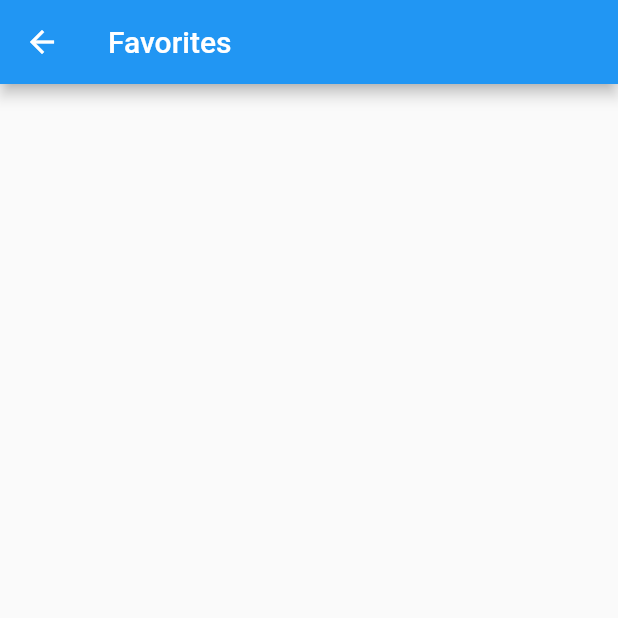
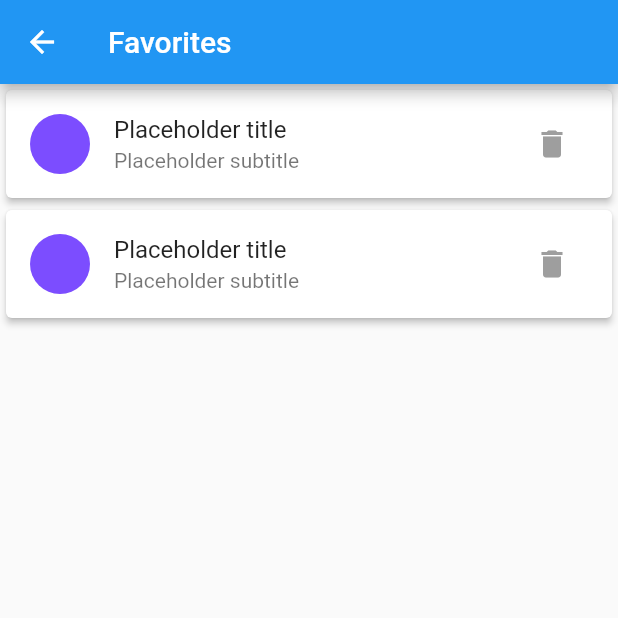
Before and after one commit to Koewkie/Juicer, a Flutter app: the Favorites screen opened directly, on a phone screen of 412 x 824 dp, the top half of it. Run offline on Flutter 3.47's test engine with Material 2 defaults, Android fonts, the phone set to English and light mode, and no system bars.

Commit message:
Expanded favorites, added list

```diff
--- a/lib/favorites.dart
+++ b/lib/favorites.dart
@@ -8,10 +8,36 @@ class Favorites extends StatefulWidget {
 }
 
 class _FavoritesState extends State<Favorites> {
+  int count = 2;
   @override
   Widget build(BuildContext context) {
     return Scaffold(
       appBar: AppBar(title: const Text('Favorites')),
+      body: getFavList(),
+    );
+  }
+
+  ListView getFavList() {
+    return ListView.builder(
+      itemCount: count,
+      itemBuilder: (BuildContext context, int position) {
+        return Card(
+          color: Colors.white,
+          elevation: 2.0,
+          child: ListTile(
+            leading: const CircleAvatar(
+              backgroundColor: Colors.deepPurpleAccent,
+            ),
+            title: const Text('Placeholder title'),
+            subtitle: const Text('Placeholder subtitle'),
+            trailing: IconButton(
+              onPressed: () {},
+              icon: const Icon(Icons.delete),
+              color: Colors.grey,
+            ),
+          ),
+        );
+      },
     );
   }
 }
```
